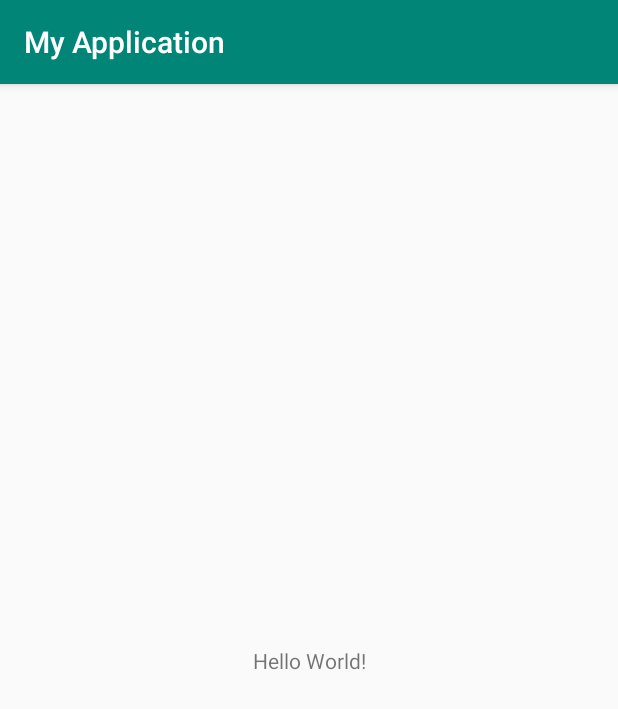
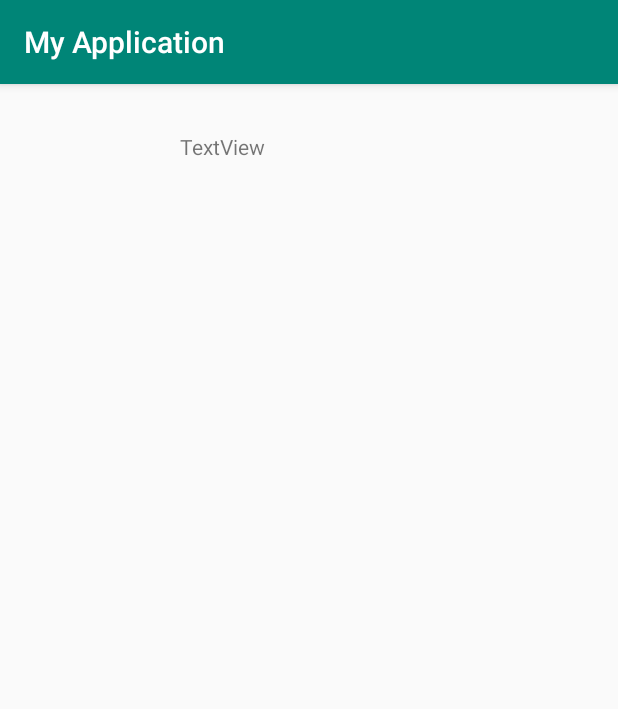
Before and after one commit to e1211303/MyApplication, an Android app: the screen it shows after launch (MainActivity), on a phone screen of 412 x 824 dp. Shown: the top 709 px of the screen. Run offline under Robolectric (Android 15) with nearby library versions, the phone set to English and light mode, and no system bars.

Commit message:
デザインエディタを使ったレイアウトのあと

```diff
--- a/app/src/main/res/layout/activity_main.xml
+++ b/app/src/main/res/layout/activity_main.xml
@@ -8,12 +8,17 @@
     tools:context=".MainActivity">
 
     <TextView
+        android:id="@+id/textView5"
         android:layout_width="wrap_content"
         android:layout_height="wrap_content"
-        android:text="Hello World!"
-        app:layout_constraintBottom_toBottomOf="parent"
-        app:layout_constraintLeft_toLeftOf="parent"
-        app:layout_constraintRight_toRightOf="parent"
+        android:layout_marginStart="8dp"
+        android:layout_marginLeft="8dp"
+        android:layout_marginTop="32dp"
+        android:layout_marginEnd="8dp"
+        android:layout_marginRight="8dp"
+        android:text="TextView"
+        app:layout_constraintEnd_toEndOf="parent"
+        app:layout_constraintHorizontal_bias="0.33"
+        app:layout_constraintStart_toStartOf="parent"
         app:layout_constraintTop_toTopOf="parent" />
-
 </android.support.constraint.ConstraintLayout>
```
